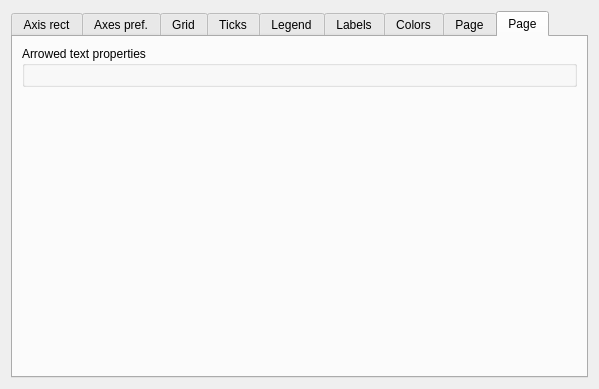
This is src/plotStyle/plotstyleeditingwidget.ui in seleznevae/jag as Qt 5 draws it before an edit. The edited form follows.
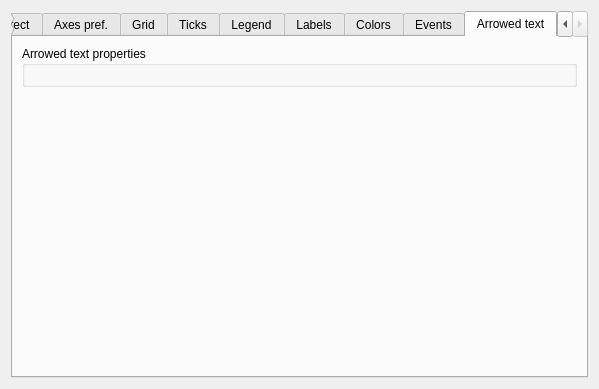
This is the edited form. Custom widgets are drawn as their Qt base class.

```diff
--- a/src/plotStyle/plotstyleeditingwidget.ui
+++ b/src/plotStyle/plotstyleeditingwidget.ui
@@ -346,7 +346,7 @@
      </widget>
      <widget class="QWidget" name="tab_4">
       <attribute name="title">
-       <string>Page</string>
+       <string>Events</string>
       </attribute>
       <layout class="QHBoxLayout" name="horizontalLayout_5">
        <item>
@@ -403,7 +403,7 @@
      </widget>
      <widget class="QWidget" name="tab_9">
       <attribute name="title">
-       <string>Page</string>
+       <string>Arrowed text</string>
       </attribute>
       <layout class="QVBoxLayout" name="verticalLayout_21">
        <item>
```
